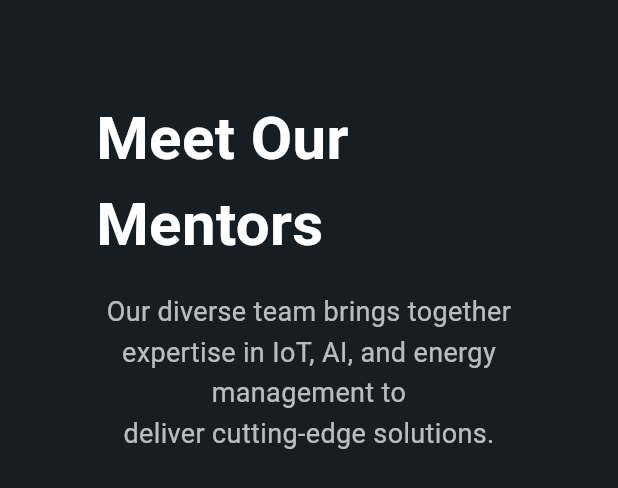
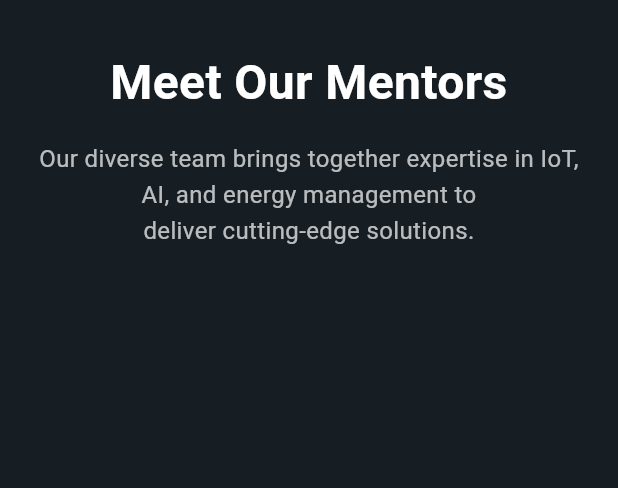
Before and after one commit to sushma210708/iot_solutions, a Flutter app: the TeamSection widget shown alone on an empty page, opened directly, on a phone screen of 412 x 824 dp. Shown: the top 488 px of the screen. Run offline on Flutter 3.47's test engine with Material 3 defaults, Android fonts, the phone set to English and light mode, and no system bars; our stand-ins replace firebase_auth, firebase_core, font_awesome_flutter, image_picker; accounts and stored records are empty; network calls fail.

Commit message:
fix: make all remaining sections fully responsive

```diff
--- a/lib/widgets/team_section.dart
+++ b/lib/widgets/team_section.dart
@@ -43,32 +43,37 @@ class _TeamSectionState extends State<TeamSection> {
       );
     }
 
+    final isDesktop = MediaQuery.of(context).size.width >= 900;
     // Use only dynamic mentors
     final displayMentors = _mentors;
 
     return Padding(
-      padding: const EdgeInsets.symmetric(horizontal: 64.0, vertical: 64.0),
+      padding: EdgeInsets.symmetric(
+        horizontal: isDesktop ? 64.0 : 24.0,
+        vertical: isDesktop ? 64.0 : 32.0,
+      ),
       child: Column(
         children: [
-          const Text(
+          Text(
             'Meet Our Mentors',
             style: TextStyle(
-              fontSize: 40,
+              fontSize: isDesktop ? 40 : 32,
               fontWeight: FontWeight.bold,
               color: Colors.white,
             ),
+            textAlign: TextAlign.center,
           ),
           const SizedBox(height: 16),
-          const Text(
+          Text(
             'Our diverse team brings together expertise in IoT, AI, and energy management to\ndeliver cutting-edge solutions.',
             textAlign: TextAlign.center,
             style: TextStyle(
-              fontSize: 18,
+              fontSize: isDesktop ? 18 : 16,
               color: Colors.white70,
               height: 1.5,
             ),
           ),
-          const SizedBox(height: 48),
+          SizedBox(height: isDesktop ? 48 : 32),
           Wrap(
             spacing: 24,
             runSpacing: 24,
```
Also changed, not shown: lib/widgets/footer_section.dart (+40 -30 lines), lib/widgets/testimonials_section.dart (+39 -21 lines), 1 other file.
